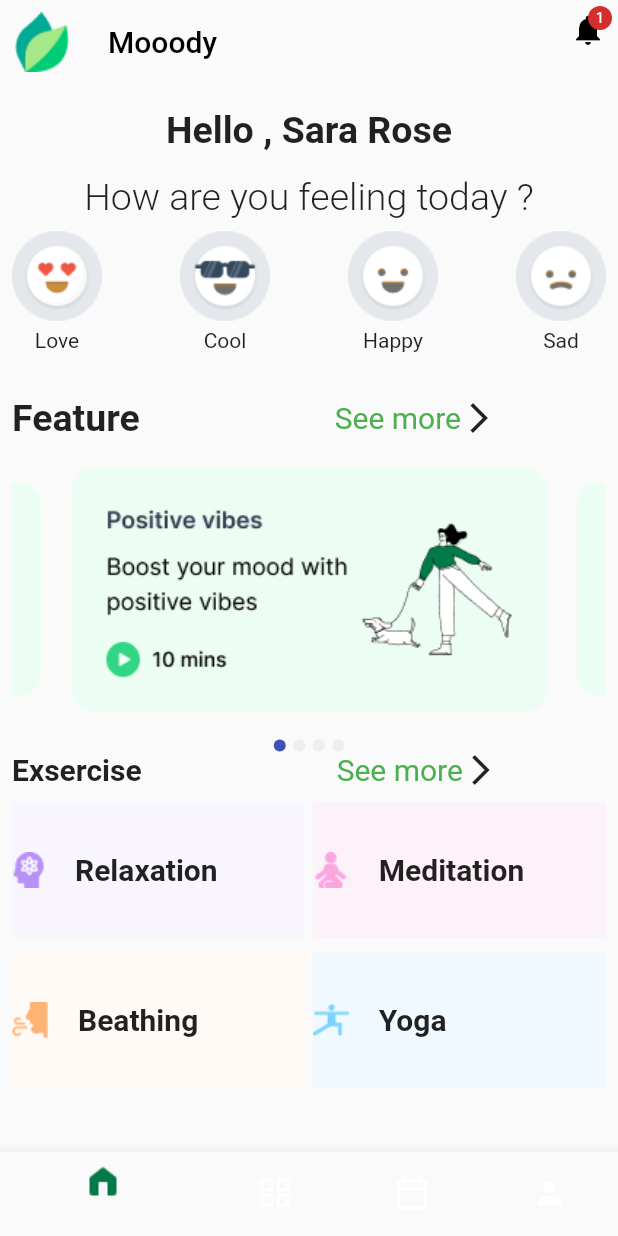
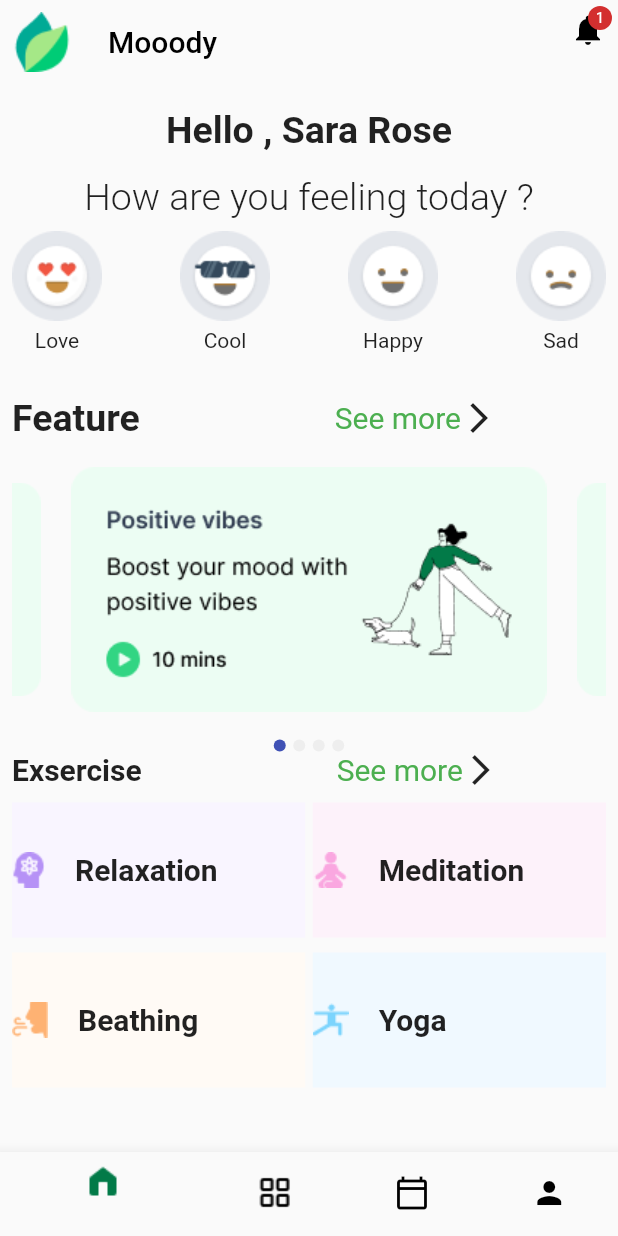
Before and after one commit to SaraAbdulhafiz/Quize, a Flutter app: the screen it shows after launch, on a phone screen of 412 x 824 dp. Run offline on Flutter 3.47's test engine with Material 2 defaults, Android fonts, the phone set to English and light mode, and no system bars; drawn by our look-alikes of carousel_slider, smooth_page_indicator.

Commit message:
finished task

```diff
--- a/lib/main.dart
+++ b/lib/main.dart
@@ -21,6 +21,11 @@ class MyApp extends StatelessWidget {
         SecondScreen.routeName: (context) => SecondScreen(),
         ThirdScreen.routeName : (context) => ThirdScreen()
       },
+      theme: ThemeData(
+        bottomNavigationBarTheme: BottomNavigationBarThemeData(
+          unselectedItemColor: Colors.black,
+        ),
+      ),
     );
   }
 }
```
